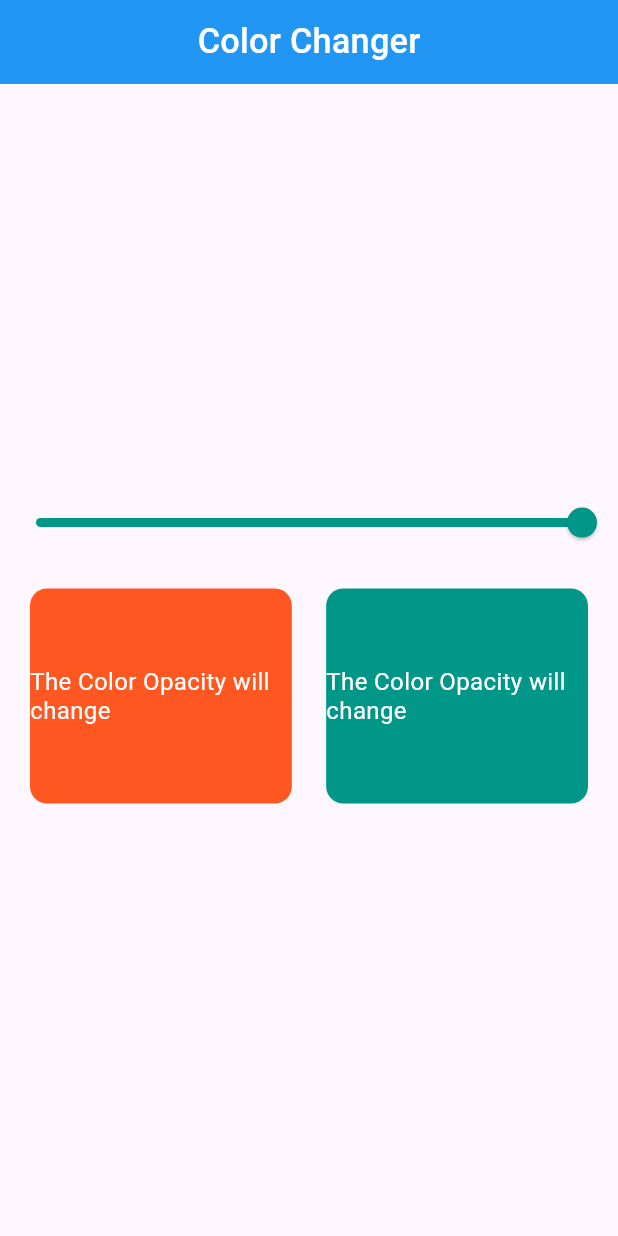
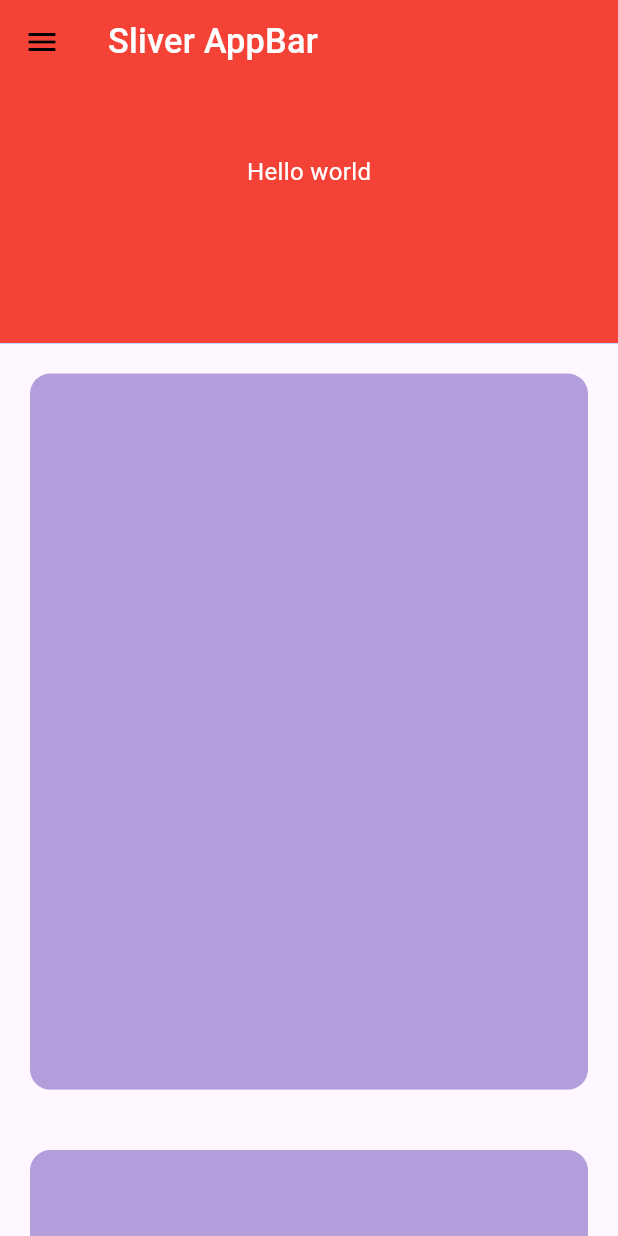
Before and after one commit to Gulshid/Flutter_developement, a Flutter app: the screen it shows after launch, on a phone screen of 412 x 824 dp. Run offline on Flutter 3.47's test engine with Material 3 defaults, Android fonts, the phone set to English and light mode, and no system bars; our stand-ins replace animated_text_kit, curved_navigation_bar, flutter_screenutil, flutter_slidable, flutter_spinkit, google_fonts and 5 more; accounts and stored records are empty.

Commit message:
Sliver app bar have done

```diff
--- /dev/null
+++ b/flutter_dev/lib/Flutter UI/UI_27.dart
@@ -0,0 +1,91 @@
+import 'package:flutter/material.dart';
+import 'package:flutter_screenutil/flutter_screenutil.dart';
+
+class Sliverappbar extends StatefulWidget {
+  const Sliverappbar({super.key});
+
+  @override
+  State<Sliverappbar> createState() => _SliverappbarState();
+}
+
+class _SliverappbarState extends State<Sliverappbar> {
+  @override
+  Widget build(BuildContext context) {
+    return Scaffold(
+      body: CustomScrollView(
+        slivers: [
+          SliverAppBar(
+            backgroundColor: Colors.blueAccent,
+            leading: Icon(Icons.menu, color: Colors.black,),
+            title: Text('Sliver AppBar', style: TextStyle(color: Colors.white),),
+            floating: true,
+            pinned: true,
+            expandedHeight: 200.sp,
+            flexibleSpace: FlexibleSpaceBar(
+            background: Container(color: Colors.red, child: Center(child: Text('Hello world', style: TextStyle(color: Colors.white),),),),
+            // title:Text('Sliver AppBar', style: TextStyle(color: Colors.white),),
+
+            ),
+          ),
+
+          SliverToBoxAdapter(
+            child: Padding(
+              padding: const EdgeInsets.all(20.0),
+              child: ClipRRect(
+                borderRadius: BorderRadius.circular(12.r),
+                child: Container(
+                  height: 400.h,
+                  color: Colors.deepPurple[200],
+                ),
+              ),
+            ),
+          ),
+
+
+          SliverToBoxAdapter(
+            child: Padding(
+              padding: const EdgeInsets.all(20.0),
+              child: ClipRRect(
+                borderRadius: BorderRadius.circular(12.r),
+                child: Container(
+                  height: 400.h,
+                  color: Colors.deepPurple[200],
+                ),
+              ),
+            ),
+          ),
+
+
+          SliverToBoxAdapter(
+            child: Padding(
+              padding: const EdgeInsets.all(20.0),
+              child: ClipRRect(
+                borderRadius: BorderRadius.circular(12.r),
+                child: Container(
+                  height: 400.h,
+                  color: Colors.deepPurple[200],
+                ),
+              ),
+            ),
+          ),
+
+
+          SliverToBoxAdapter(
+            child: Padding(
+              padding: const EdgeInsets.all(20.0),
+              child: ClipRRect(
+                borderRadius: BorderRadius.circular(12.r),
+                child: Container(
+                  height: 400.h,
+                  color: Colors.deepPurple[200],
+                ),
+              ),
+            ),
+          ),
+        ],
+
+      ),
+
+    );
+  }
+}
--- a/flutter_dev/lib/main.dart
+++ b/flutter_dev/lib/main.dart
@@ -1,5 +1,6 @@
 import 'package:flutter/material.dart';
 import 'package:flutter/cupertino.dart';
+import 'package:flutter_dev/Flutter%20UI/UI_27.dart';
 import 'package:flutter_dev/State_Management/Provider/Auth_provider.dart';
 import 'package:flutter_dev/State_Management/Provider/Exam_provider_1.dart';
 import 'package:flutter_dev/State_Management/Provider/Favourite_provider.dart';
@@ -7,7 +8,6 @@ import 'package:flutter_dev/State_Management/Provider/count_provider.dart';
 import 'package:flutter_dev/State_Management/Provider/theme_changer_provider.dart';
 import 'package:flutter_dev/State_Management/practise/provider/count_p.dart';
 import 'package:flutter_dev/State_Management/practise/provider/opacity_Provider.dart';
-import 'package:flutter_dev/State_Management/practise/screen/opacity_screen.dart';
 import 'package:flutter_screenutil/flutter_screenutil.dart';
 import 'package:provider/provider.dart';
 
@@ -71,13 +71,13 @@ class MyApp extends StatelessWidget {
           child: Builder(
             builder: (BuildContext context) {
             // this is reference to theme changer in state Management
-           final themeChanger = Provider.of<Theme_Changer>(context);
+            final themeChanger = Provider.of<Theme_Changer>(context);
               return MaterialApp(
                 debugShowCheckedModeBanner: false,
                 title: 'Flutter Dev',
                 themeMode: themeChanger.theme_Mode,
                 theme: ThemeData(
-                   brightness: Brightness.light,
+                  brightness: Brightness.light,
                   appBarTheme: AppBarTheme(color: Colors.blue),
                   primarySwatch: Colors.blue,
                   textTheme: Typography.englishLike2018.apply(
@@ -95,7 +95,7 @@ class MyApp extends StatelessWidget {
                 //     color: Colors.lightGreen
                 //   )
                 // ),
-                home:ColorChanger(),
+                home:Sliverappbar(),
 
               );
             },
```
